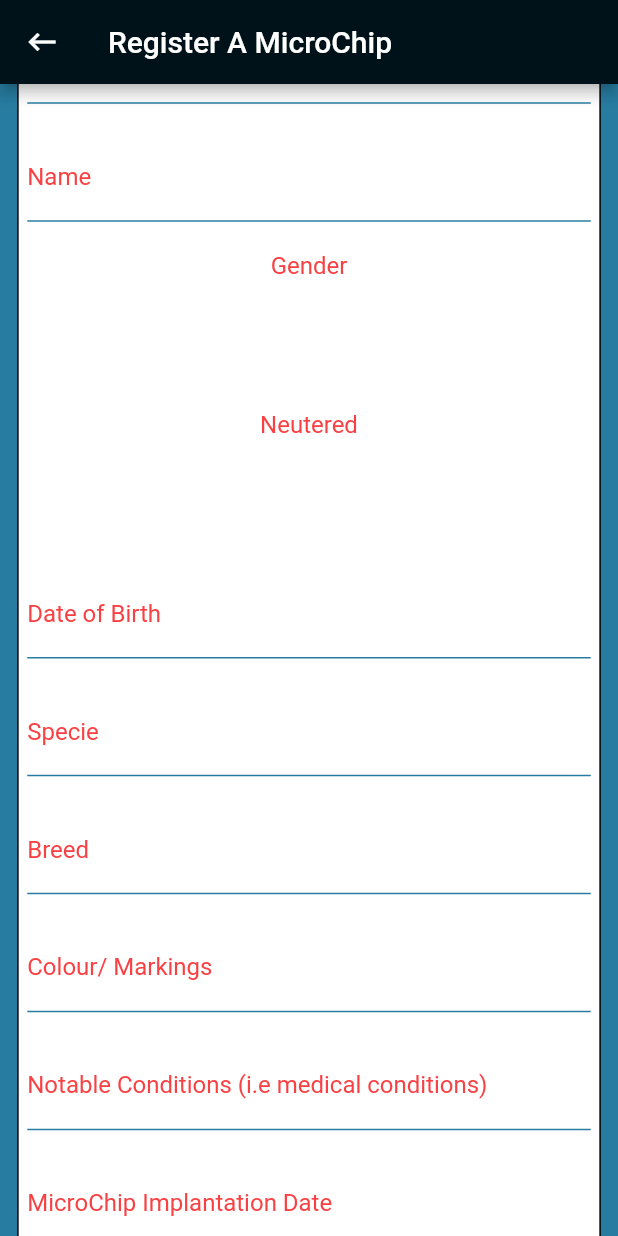
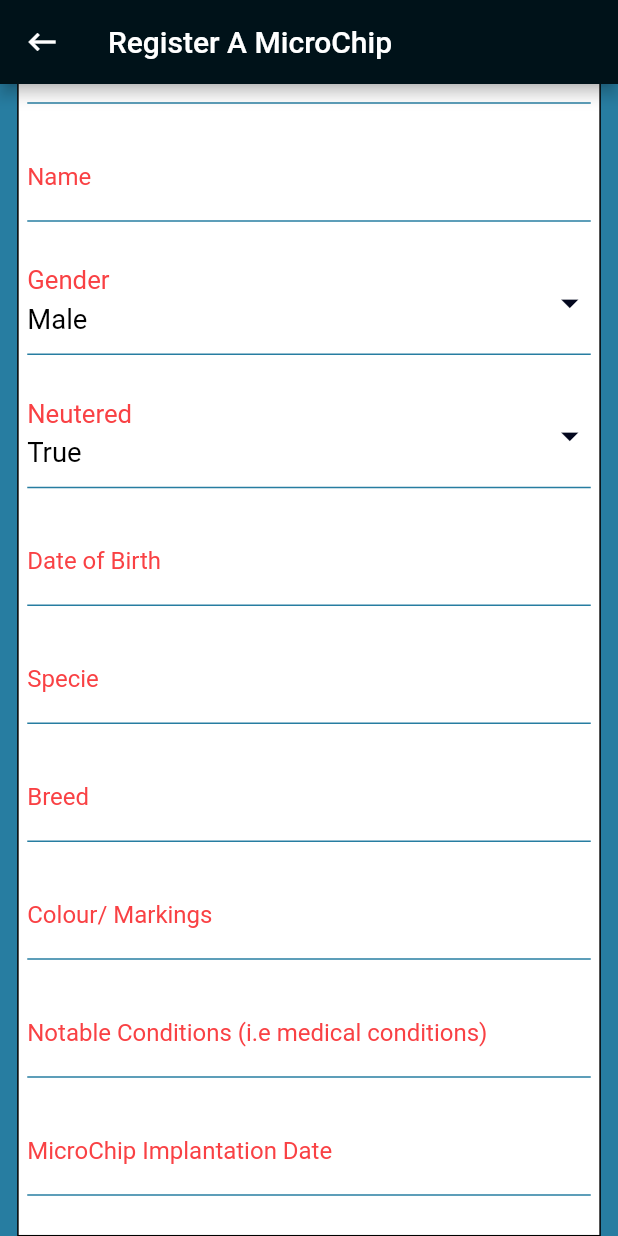
Before and after one commit to Viktordavid/School-project-, a Flutter app: the screen it shows after launch, scrolled down 113 dp, on a phone screen of 412 x 824 dp. Run offline on Flutter 3.47's test engine with Material 2 defaults, Android fonts, the light colour scheme and no system bars; our stand-ins replace flutter_screenutil, get_it.

Commit message:
feat: adds working custom DropDown widget

```diff
--- a/lib/main.dart
+++ b/lib/main.dart
@@ -24,12 +24,11 @@ class MyApp extends StatelessWidget {
             backgroundColor: Color(0xff277da1),
             highlightColor: Color(0xff43aa8b),
             splashColor: Color(0xff43aa8b),
-            brightness: Brightness.dark,
+            brightness: Brightness.light,
             primarySwatch: Colors.blue,
             primaryColorDark: Color(0xff03071e),
             primaryColorLight: Color(0xffffffff),
             buttonColor: Color(0xfff94144),
-            errorColor: Colors.red,
             appBarTheme: AppBarTheme(
               color: Color(0xff001219),
             ),
--- a/lib/views/shared/drop_down.dart
+++ b/lib/views/shared/drop_down.dart
@@ -1,5 +1,5 @@
 import 'package:flutter/material.dart';
-import 'package:school_project/views/shared/spacer.dart';
+import 'package:flutter_screenutil/flutter_screenutil.dart';
 
 class CustomDropDown extends StatefulWidget {
   final List<Map<String, String>> items;
@@ -24,35 +24,49 @@ class _CustomDropDownState extends State<CustomDropDown> {
   void initState() {
     super.initState();
     _value = widget.items.first['value']!;
+    widget.controller.text = _value;
   }
 
   @override
   Widget build(BuildContext context) {
-    return Column(
-      children: [
-        Text(
-          widget.label,
-          style: Theme.of(context)
-              .textTheme
-              .subtitle1!
-              .copyWith(color: Theme.of(context).buttonColor),
+    final double width = MediaQuery.of(context).size.width;
+    return Container(
+      width: width,
+      child: DropdownButtonFormField(
+        style: TextStyle(
+          color: Colors.black,
+          fontSize: 16.sp,
         ),
-        CustomSpacer(flex: 3),
-        DropdownButtonFormField(
+        icon: Icon(
+          Icons.arrow_drop_down,
+          color: Theme.of(context).primaryColorDark,
+          size: 28,
+        ),
         value: _value,
         items: widget.items
             .map(
               (e) => DropdownMenuItem(
+                value: e['value'],
                 child: Text(e['key']!),
-                    onTap: () {
-                      widget.controller.text = e['value']!;
-                      _value = e['value']!;
+              ),
+            )
+            .toList(),
+        onChanged: (String? value) {
+          widget.controller.text = value!;
+          _value = value;
           setState(() {});
         },
+        decoration: InputDecoration(
+          labelText: widget.label,
+          labelStyle: TextStyle(
+            fontSize: 20.sp,
+            color: Theme.of(context).buttonColor,
           ),
-                )
-                .toList()),
-      ],
+          enabledBorder: UnderlineInputBorder(
+            borderSide: BorderSide(color: Theme.of(context).backgroundColor),
+          ),
+        ),
+      ),
     );
   }
 }
```
Lines whose indentation alone changed are shown as unchanged.
